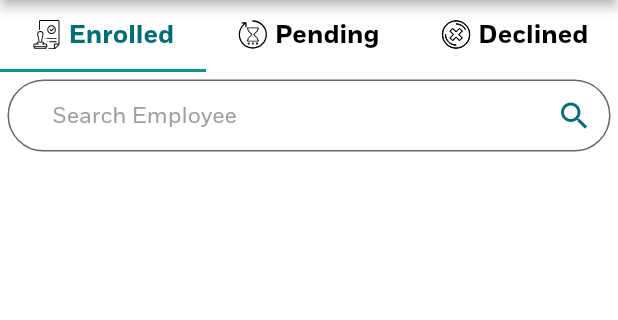
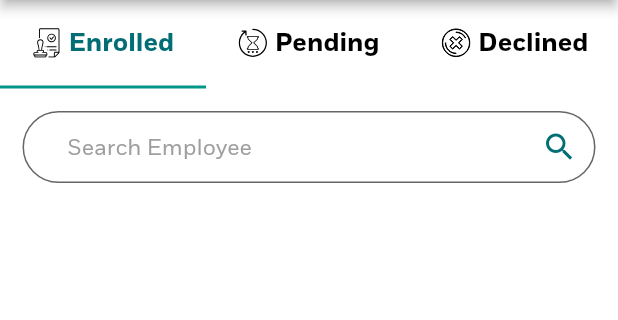
Before and after one commit to noeljolly09/idec_face, a Flutter app: the ProfilePage screen opened by its route, on a phone screen of 412 x 824 dp, the part 84-404 px from its top. Run offline on Flutter 3.47's test engine with Material 2 defaults, Android fonts, the phone set to English and light mode, and no system bars; our stand-ins replace connectivity, dio, flutter_riverpod, flutter_spinkit, flutter_svg, package_info_plus and 3 more; missing offline and left inert: country_list_pick, drop_down_list, encrypt; accounts and stored records are empty.

Commit message:
fixed expanded UI issue

```diff
--- a/lib/custom_widgets/search_bar.dart
+++ b/lib/custom_widgets/search_bar.dart
@@ -17,8 +17,7 @@ class SearchInput extends StatefulWidget {
 class _SearchInputState extends State<SearchInput> {
   @override
   Widget build(BuildContext context) {
-    return Expanded(
-      child: TextField(
+    return TextField(
       cursorColor: AppConstants.primaryColor,
       decoration: InputDecoration(
           fillColor: Colors.white,
@@ -37,7 +36,6 @@ class _SearchInputState extends State<SearchInput> {
             ),
             width: 18,
           )),
-      ),
     );
   }
 }
--- a/lib/screens/people_profile/profile.dart
+++ b/lib/screens/people_profile/profile.dart
@@ -93,13 +93,12 @@ class _ProfilePageState extends ConsumerState<ProfilePage> {
             ],
           ),
           backgroundColor: Theme.of(context).scaffoldBackgroundColor,
-          body: Stack(
-            children: [
-              Column(
+          body: Column(
             mainAxisAlignment: MainAxisAlignment.start,
             crossAxisAlignment: CrossAxisAlignment.center,
             children: [
-                  TabBar(
+              Expanded(
+                child: TabBar(
                   unselectedLabelColor: Colors.black,
                   labelColor: AppConstants.primaryColor,
                   tabs: [
@@ -157,7 +156,9 @@ class _ProfilePageState extends ConsumerState<ProfilePage> {
                   ],
                   indicatorSize: TabBarIndicatorSize.tab,
                 ),
+              ),
               const Expanded(
+                flex: 12,
                 child: TabBarView(
                   children: [
                     // first tab bar view widget
@@ -168,8 +169,6 @@ class _ProfilePageState extends ConsumerState<ProfilePage> {
                     DeclinedPage(),
                   ],
                 ),
-                  ),
-                ],
               ),
             ],
           ),
--- a/lib/screens/people_profile/status_pages/declined_page.dart
+++ b/lib/screens/people_profile/status_pages/declined_page.dart
@@ -15,7 +15,7 @@ class _DeclinedPageState extends State<DeclinedPage> {
     return Column(
       children: [
         Container(
-          margin: const EdgeInsets.all(5),
+          margin: const EdgeInsets.all(15),
           color: Colors.white,
           child: const SearchInput(labelText: 'Employee'),
         ),
--- a/lib/screens/people_profile/status_pages/enrolled_people.dart
+++ b/lib/screens/people_profile/status_pages/enrolled_people.dart
@@ -26,11 +26,12 @@ class _EnrolledPageState extends ConsumerState<EnrolledPage> {
     return Column(
       children: [
         Container(
-          margin: const EdgeInsets.all(5),
+          margin: const EdgeInsets.all(15),
           color: Colors.white,
           child: const SearchInput(labelText: 'Employee'),
         ),
         Expanded(
+          flex: 5,
           child: Scrollbar(
             thickness: 10,
             interactive: true,
@@ -82,7 +83,6 @@ class _EnrolledPageState extends ConsumerState<EnrolledPage> {
                         child: EmployeeCard(
                           employeeName: _employeeList[index].fullName!,
                           employeeId: _employeeList[index].empId!,
-
                           siteName: _employeeList[index].siteName != null
                               ? _employeeList[index].siteName!
                               : "Trivandrum",
--- a/lib/screens/people_profile/status_pages/pending_people.dart
+++ b/lib/screens/people_profile/status_pages/pending_people.dart
@@ -14,7 +14,7 @@ class _PendingPageState extends State<PendingPage> {
     return Column(
       children: [
         Container(
-          margin: const EdgeInsets.all(5),
+          margin: const EdgeInsets.all(15),
           color: Colors.white,
           child: const SearchInput(labelText: 'Employee'),
         ),
```
Lines whose indentation alone changed are shown as unchanged.
